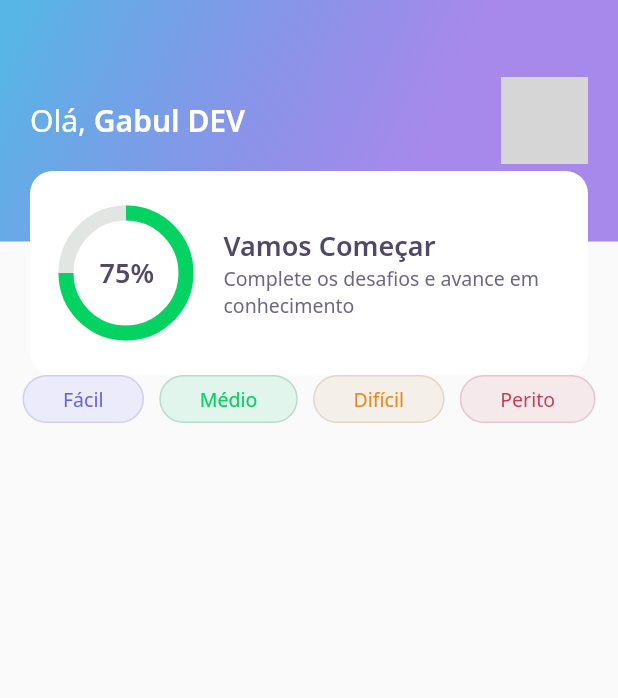
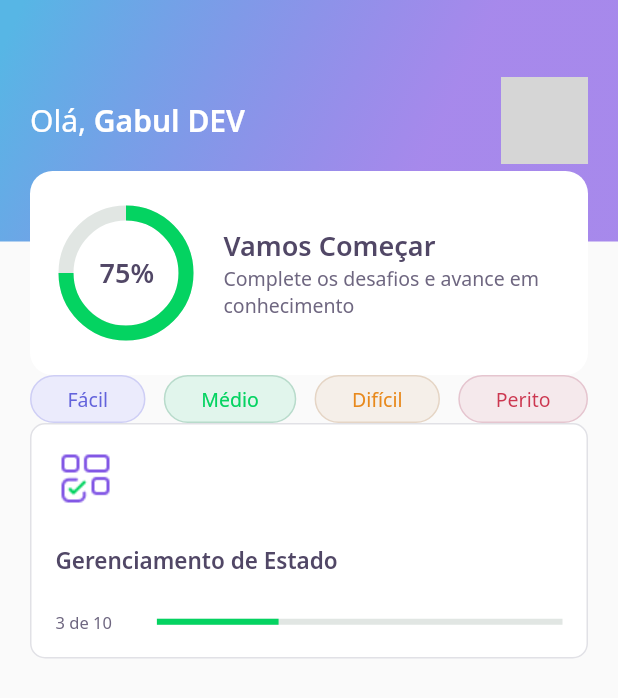
Before and after one commit to Flaviohmm/DevQuiz-Flutter, a Flutter app: the screen it shows after launch, on a phone screen of 412 x 824 dp. Shown: the top 698 px of the screen. Run offline on Flutter 3.47's test engine with Material 2 defaults, Android fonts, the phone set to English and light mode, and no system bars; our stand-ins replace google_fonts; network calls fail; grey boxes are pictures that could not be loaded.

Commit message:
NLW#5 - Criando o primeiro Quiz Card

```diff
--- a/lib/home/home_page.dart
+++ b/lib/home/home_page.dart
@@ -1,5 +1,6 @@
 import 'package:dev_quiz/home/widgets/appbar/app_bar_widget.dart';
 import 'package:dev_quiz/home/widgets/level_button/level_button_widget.dart';
+import 'package:dev_quiz/home/widgets/quiz_card/quiz_card_widget.dart';
 import 'package:flutter/material.dart';
 
 class HomePage extends StatefulWidget {
@@ -15,8 +16,10 @@ class _HomePageState extends State<HomePage> {
     return Scaffold(
       appBar: AppBarWidget(),
       body: Padding(
-        padding: const EdgeInsets.symmetric(horizontal: 15),
-        child: Row(
+        padding: const EdgeInsets.symmetric(horizontal: 20),
+        child: Column(
+          children: [
+            Row(
               mainAxisAlignment: MainAxisAlignment.spaceBetween,
               children: [
                 LevelButtonWidget(
@@ -33,6 +36,9 @@ class _HomePageState extends State<HomePage> {
                 ),
               ],
             ),
+            QuizCardWidget()
+          ],
+        ),
       ),
     );
   }
--- a/lib/home/widgets/level_button/level_button_widget.dart
+++ b/lib/home/widgets/level_button/level_button_widget.dart
@@ -48,7 +48,7 @@ class LevelButtonWidget extends StatelessWidget {
         borderRadius: BorderRadius.circular(28)
       ),
       child: Padding(
-        padding: const EdgeInsets.symmetric(horizontal: 26, vertical: 6),
+        padding: const EdgeInsets.symmetric(horizontal: 24, vertical: 6),
         child: Text(label,
           style: GoogleFonts.notoSans(
             color: fontColor,
--- /dev/null
+++ b/lib/home/widgets/quiz_card/quiz_card_widget.dart
@@ -0,0 +1,58 @@
+import 'package:dev_quiz/core/app_colors.dart';
+import 'package:dev_quiz/core/core.dart';
+import 'package:flutter/material.dart';
+
+class QuizCardWidget extends StatelessWidget {
+  const QuizCardWidget({Key? key}) : super(key: key);
+
+  @override
+  Widget build(BuildContext context) {
+    return Container(
+      padding: EdgeInsets.all(16),
+      decoration: BoxDecoration(
+        border: Border.fromBorderSide(BorderSide(color: AppColors.border)),
+        color: AppColors.white,
+        borderRadius: BorderRadius.circular(10)
+      ),
+      child: Column(
+        crossAxisAlignment: CrossAxisAlignment.start,
+        children: [
+          Container(
+            height: 40,
+            width: 40,
+            child: Image.asset(AppImages.blocks),
+          ),
+          SizedBox(
+            height: 24
+          ),
+          Text(
+            "Gerenciamento de Estado",
+            style: AppTextStyles.heading15,
+          ),
+          SizedBox(
+            height: 24
+          ),
+          Row(
+            children: [
+              Expanded(
+                flex: 1,
+                child: Text(
+                  "3 de 10",
+                  style: AppTextStyles.body11
+                ),
+              ),
+              Expanded(
+                flex: 4,
+                child: LinearProgressIndicator(
+                  value: 0.3,
+                  backgroundColor: AppColors.chartSecondary,
+                  valueColor: AlwaysStoppedAnimation<Color>(AppColors.chartPrimary),
+                ),
+              )
+            ],
+          )
+        ],
+      ),
+    );
+  }
+}
```
Lines whose indentation alone changed are shown as unchanged.
